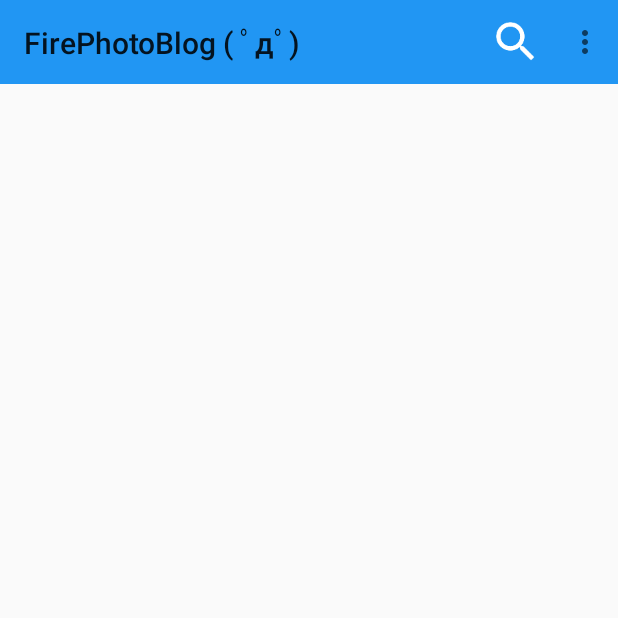
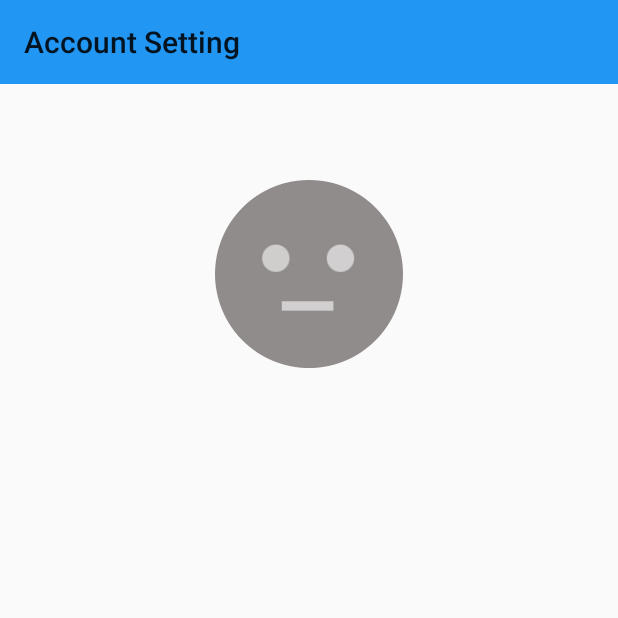
Before and after one commit to PsKs/FirePhotoBlog, an Android app: the screen it shows after launch once a user with an empty profile is signed in (MainActivity before the commit, SetupActivity after it), in the options menu, after a tap on "Account Settings", on a phone screen of 412 x 824 dp, the top half of it. Run offline under Robolectric (Android 15) with nearby library versions, the phone set to English and light mode, and no system bars; our stand-ins replace CircleImageView, Firebase (no records; nobody signed in at launch, a user with empty details on screens opened directly); libraries missing offline, so code that uses them is left out: com.theartofdev.edmodo.

Commit message:
Add user account picture with crop dependency and Check permission

```diff
--- a/app/build.gradle
+++ b/app/build.gradle
@@ -28,5 +28,7 @@ dependencies {
     implementation 'com.google.firebase:firebase-core:16.0.1'
     implementation 'com.google.firebase:firebase-firestore:17.1.0'
     implementation 'com.google.firebase:firebase-auth:16.0.3'
+    implementation 'de.hdodenhof:circleimageview:2.2.0'
+    implementation 'com.theartofdev.edmodo:android-image-cropper:2.7.+'
 }
 apply plugin: 'com.google.gms.google-services'
--- a/app/src/main/java/com/example/psks/firephotoblog/MainActivity.java
+++ b/app/src/main/java/com/example/psks/firephotoblog/MainActivity.java
@@ -61,6 +61,11 @@ public class MainActivity extends AppCompatActivity {
                 signOut();
 
                 return true;
+            case R.id.action_settings_btn:
+
+                accountSetting();
+
+                return true;
             default:
                 return false;
         }
@@ -76,4 +81,10 @@ public class MainActivity extends AppCompatActivity {
         mAuth.signOut();
         sendToSignIn();
     }
+
+    private void accountSetting() {
+        Intent settingsIntent = new Intent(MainActivity.this, SetupActivity.class);
+        startActivity(settingsIntent);
+        finish();
+    }
 }
--- /dev/null
+++ b/app/src/main/java/com/example/psks/firephotoblog/SetupActivity.java
@@ -0,0 +1,79 @@
+package com.example.psks.firephotoblog;
+
+import android.Manifest;
+import android.content.Intent;
+import android.content.pm.PackageManager;
+import android.net.Uri;
+import android.os.Build;
+import android.support.v4.app.ActivityCompat;
+import android.support.v4.content.ContextCompat;
+import android.support.v7.app.AppCompatActivity;
+import android.os.Bundle;
+import android.support.v7.widget.Toolbar;
+import android.view.View;
+import android.widget.Toast;
+
+import com.theartofdev.edmodo.cropper.CropImage;
+import com.theartofdev.edmodo.cropper.CropImageView;
+
+import de.hdodenhof.circleimageview.CircleImageView;
+
+public class SetupActivity extends AppCompatActivity {
+
+    private CircleImageView userImage;
+    private Uri mainImageURI = null;
+
+    @Override
+    protected void onCreate(Bundle savedInstanceState) {
+        super.onCreate(savedInstanceState);
+        setContentView(R.layout.activity_setup);
+
+        Toolbar setupToolbar = findViewById(R.id.setup_toolbar);
+        setSupportActionBar(setupToolbar);
+        getSupportActionBar().setTitle("Account Setting");
+
+        userImage = findViewById(R.id.user_image);
+
+        userImage.setOnClickListener(new View.OnClickListener() {
+            @Override
+            public void onClick(View v) {
+                if (Build.VERSION.SDK_INT >= Build.VERSION_CODES.M) {
+                    if (ContextCompat.checkSelfPermission(SetupActivity.this,
+                            Manifest.permission.READ_EXTERNAL_STORAGE)
+                            != PackageManager.PERMISSION_GRANTED) {
+
+                        // Permission Denied
+                        Toast.makeText(SetupActivity.this, "Permission Denied.", Toast.LENGTH_LONG).show();
+
+                        // Show Allow Permission Dialog
+                        ActivityCompat.requestPermissions(SetupActivity.this, new String[]{ Manifest.permission.READ_EXTERNAL_STORAGE }, 1);
+
+                    } else {
+                        // Permission Granted
+                        // Toast.makeText(SetupActivity.this, "Permission Granted.", Toast.LENGTH_LONG).show();
+
+                        CropImage.activity()
+                                .setGuidelines(CropImageView.Guidelines.ON)
+                                .setAspectRatio(1,1)
+                                .start(SetupActivity.this);
+                    }
+                }
+            }
+        });
+    }
+
+    @Override
+    public void onActivityResult(int requestCode, int resultCode, Intent data) {
+        if (requestCode == CropImage.CROP_IMAGE_ACTIVITY_REQUEST_CODE) {
+            CropImage.ActivityResult result = CropImage.getActivityResult(data);
+            if (resultCode == RESULT_OK) {
+
+                mainImageURI = result.getUri();
+                userImage.setImageURI(mainImageURI);
+
+            } else if (resultCode == CropImage.CROP_IMAGE_ACTIVITY_RESULT_ERROR_CODE) {
+                Exception error = result.getError();
+            }
+        }
+    }
+}
--- /dev/null
+++ b/app/src/main/res/layout/activity_setup.xml
@@ -0,0 +1,30 @@
+<?xml version="1.0" encoding="utf-8"?>
+<android.support.constraint.ConstraintLayout xmlns:android="http://schemas.android.com/apk/res/android"
+    xmlns:app="http://schemas.android.com/apk/res-auto"
+    xmlns:tools="http://schemas.android.com/tools"
+    android:layout_width="match_parent"
+    android:layout_height="match_parent"
+    tools:context=".SetupActivity">
+
+    <android.support.v7.widget.Toolbar
+        android:id="@+id/setup_toolbar"
+        android:layout_width="match_parent"
+        android:layout_height="wrap_content"
+        android:background="@color/colorPrimary"
+        app:layout_constraintEnd_toEndOf="parent"
+        app:layout_constraintStart_toStartOf="parent"
+        app:layout_constraintTop_toTopOf="parent"></android.support.v7.widget.Toolbar>
+
+    <de.hdodenhof.circleimageview.CircleImageView
+        android:id="@+id/user_image"
+        android:layout_width="wrap_content"
+        android:layout_height="wrap_content"
+        android:layout_marginEnd="8dp"
+        android:layout_marginStart="8dp"
+        android:layout_marginTop="64dp"
+        android:background="@drawable/default_image"
+        app:layout_constraintEnd_toEndOf="parent"
+        app:layout_constraintStart_toStartOf="parent"
+        app:layout_constraintTop_toBottomOf="@+id/setup_toolbar" />
+
+</android.support.constraint.ConstraintLayout>
```
Also changed, not shown: app/src/main/AndroidManifest.xml (+6 -1 lines), app/src/main/java/com/example/psks/firephotoblog/RegisterActivity.java (+8 -1 lines).
